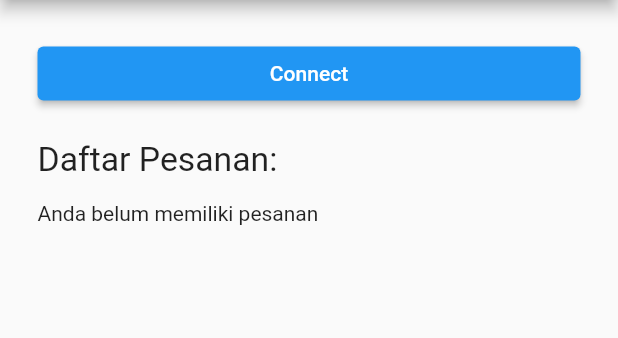
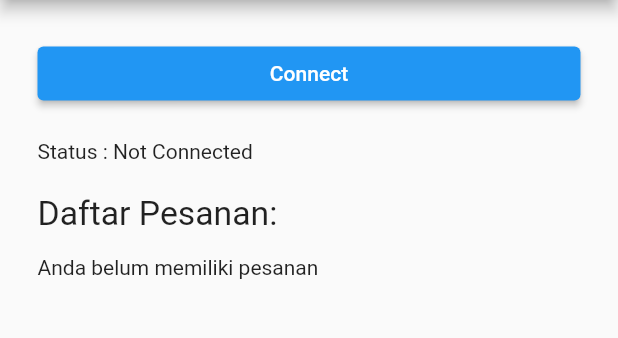
Before and after one commit to ilhamwahabi/smart-ordering-mobile, a Flutter app: the screen it shows after launch, on a phone screen of 412 x 824 dp, the part 84-422 px from its top. Run offline on Flutter 3.47's test engine with Material 2 defaults, Android fonts, the light colour scheme and no system bars; missing offline and left inert: mqtt_client.

Commit message:
Add status text

```diff
--- a/lib/main.dart
+++ b/lib/main.dart
@@ -37,14 +37,21 @@ class _MyHomePageState extends State<MyHomePage> {
     1883,
   );
 
+  String status = "Not Connected";
   List orders = [];
 
   Future<MqttServerClient> connect() async {
     client.logging(on: true);
     client.onConnected = () {
+      setState(() {
+        status = "Connected";
+      });
       print('Connected');
     };
     client.onDisconnected = () {
+      setState(() {
+        status = "Disconnected";
+      });
       print('Disconnected');
     };
     client.onUnsubscribed = (String topic) {
@@ -133,6 +140,8 @@ class _MyHomePageState extends State<MyHomePage> {
               child: Text("Connect"),
             ),
             SizedBox(height: 20),
+            Text("Status : $status"),
+            SizedBox(height: 20),
             Text("Daftar Pesanan: ", style: TextStyle(fontSize: 22.5)),
             orders.length == 0
                 ? Column(
```
